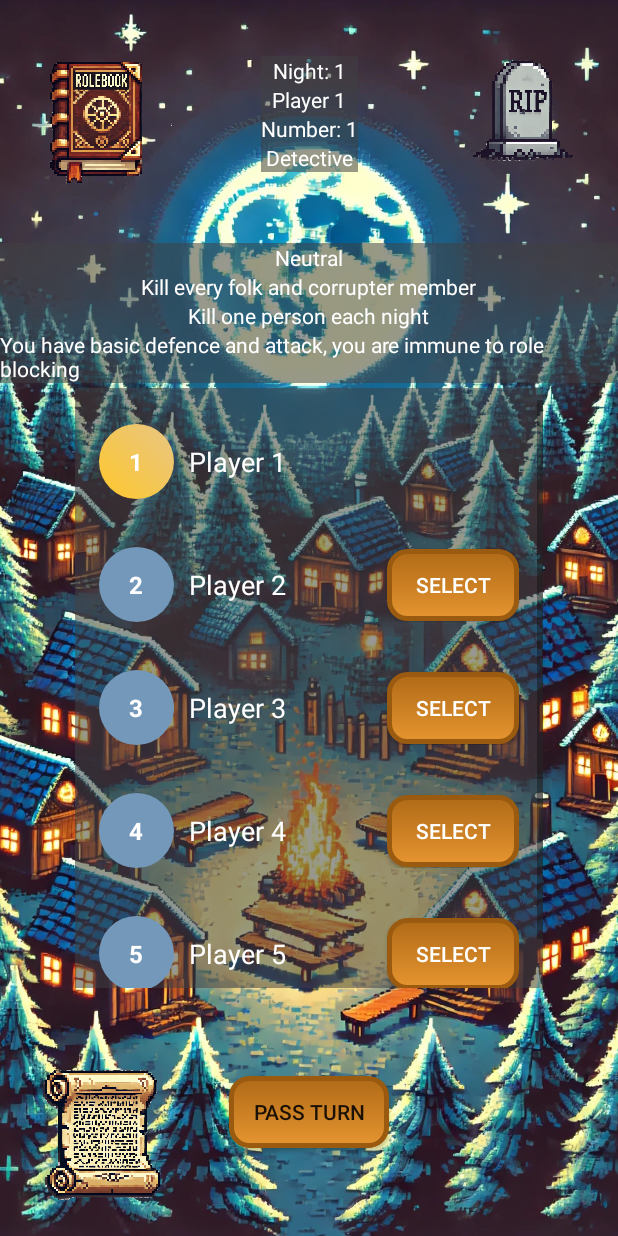
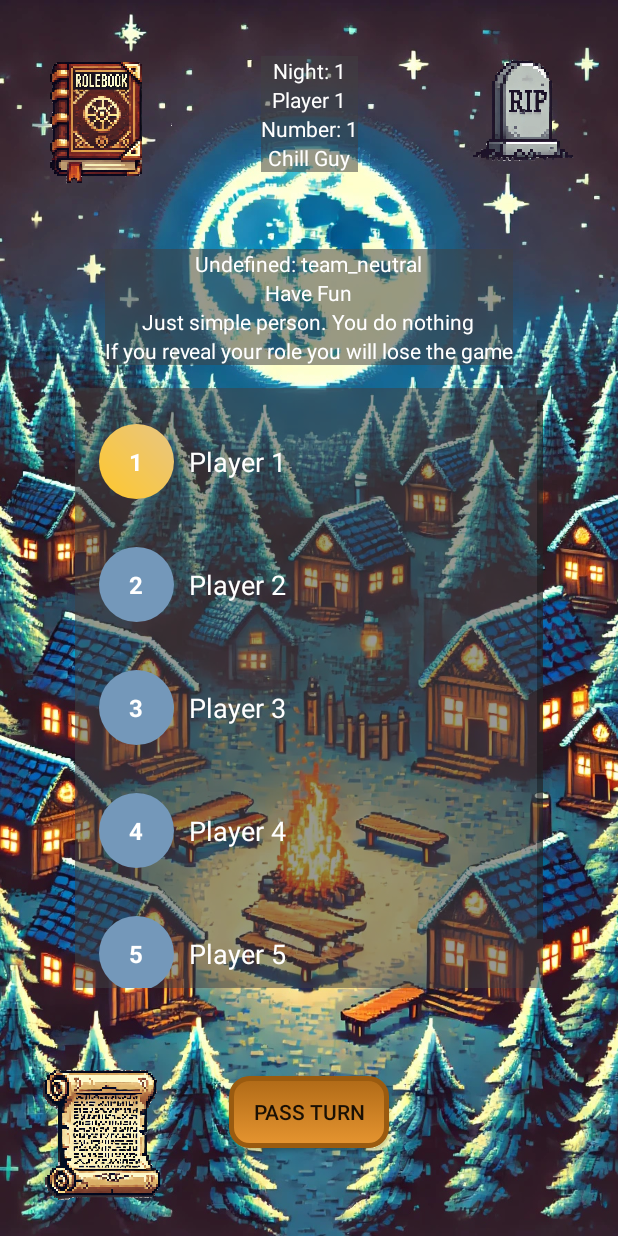
Before and after one commit to Tikky1/ShadowOfRoles_Mobile, an Android app: the PlayerNamesActivity screen opened directly, with no data from a screen before it, after a tap on "START GAME", on a phone screen of 412 x 824 dp. Run offline under Robolectric (Android 15) with nearby library versions, the phone set to English and light mode, and no system bars.

Commit message:
some fixes

```diff
--- a/app/src/main/java/com/rolegame/game/models/roles/templates/RoleTemplate.java
+++ b/app/src/main/java/com/rolegame/game/models/roles/templates/RoleTemplate.java
@@ -20,6 +20,8 @@
     protected boolean isRoleBlockImmune;
     protected AbilityType abilityType;
     private final boolean hasNormalWinCondition;
+
+    protected final LanguageManager languageManager = LanguageManager.getInstance();
 
     public RoleTemplate(RoleID id, AbilityType abilityType, RolePriority rolePriority, RoleCategory roleCategory,
                         Team team, double attack ,double defence, boolean isRoleBlockImmune, boolean hasNormalWinCondition) {
@@ -82,11 +84,11 @@
     }
 
     public final String getAttributes() {
-        return LanguageManager.getInstance().getText(id.toString()+"_attributes");
+        return languageManager.getText( languageManager.enumToStringXml(id.name() + "_attributes"));
     }
 
     public final String getAbilities() {
-        return LanguageManager.getInstance().getText(id.toString()+"_abilities");
+        return languageManager.getText(languageManager.enumToStringXml(id.name())+"_abilities");
     }
 
     public abstract String getGoal();
@@ -97,6 +99,10 @@
 
     public final Team getTeam() {
         return team;
+    }
+
+    public final String getTeamText(){
+        return languageManager.getText("team_" + languageManager.enumToStringXml(team.name()));
     }
 
     public final double getAttack() {
--- a/app/src/main/java/com/rolegame/game/models/roles/templates/neutralroles/NeutralRole.java
+++ b/app/src/main/java/com/rolegame/game/models/roles/templates/neutralroles/NeutralRole.java
@@ -12,7 +12,7 @@
 
     @Override
     public String getGoal() {
-        return LanguageManager.getInstance().getText(id.toString() + "_goal");
+        return languageManager.getText(languageManager.enumToStringXml(id.name())+"_goal");
     }
 
     public abstract boolean canWinWithOtherTeams();
--- a/app/src/main/java/com/rolegame/game/ui/activities/GameActivity.java
+++ b/app/src/main/java/com/rolegame/game/ui/activities/GameActivity.java
@@ -8,6 +8,7 @@
 import android.view.ViewGroup;
 import android.widget.Button;
 import android.widget.ImageView;
+import android.widget.RelativeLayout;
 import android.widget.TextView;
 
 import androidx.appcompat.app.AlertDialog;
@@ -15,6 +16,8 @@
 import androidx.recyclerview.widget.LinearLayoutManager;
 import androidx.recyclerview.widget.RecyclerView;
 
+import com.rolegame.game.models.roles.enums.Team;
+import com.rolegame.game.models.roles.templates.RoleTemplate;
 import com.rolegame.game.ui.adapters.PlayersViewAdapter;
 import com.rolegame.game.R;
 import com.rolegame.game.gamestate.Time;
@@ -39,6 +42,8 @@
     private Button passTurnButton;
     private ImageView backgroundImage;
 
+    private RelativeLayout playerRoleInfoLayout;
+
 
     @Override
     protected void onCreate(Bundle savedInstanceState) {
@@ -54,6 +59,7 @@
         roleText = findViewById(R.id.roleText);
         passTurnButton = findViewById(R.id.pass_turn_button);
         backgroundImage = findViewById(R.id.backgroundImageGame);
+        playerRoleInfoLayout = findViewById(R.id.playerRoleInfoLayout);
 
 
         setTimeText();
@@ -63,8 +69,27 @@
         setAlivePlayersView();
         setPassTurnButtonOnClicked();
         setBackgroundImage();
+        setRoleInfoLayout();
 
     }
+
+    private void setRoleInfoLayout(){
+        RoleTemplate currentRole = gameService.getCurrentPlayer().getRole().getTemplate();
+
+        TextView teamText = playerRoleInfoLayout.findViewById(R.id.teamText);
+        teamText.setText(currentRole.getTeamText());
+
+        TextView goalText = playerRoleInfoLayout.findViewById(R.id.goalText);
+        goalText.setText(currentRole.getGoal());
+
+        TextView abilityText = playerRoleInfoLayout.findViewById(R.id.abilityText);
+        abilityText.setText(currentRole.getAbilities());
+
+        TextView attributesText = playerRoleInfoLayout.findViewById(R.id.attributesText);
+        attributesText.setText(currentRole.getAttributes());
+    }
+
+
 
     private void setTimeText(){
         String template = gameService.getTimeService().getTime() != Time.NIGHT ?
@@ -179,6 +204,7 @@
         setNumberText();
         setRoleText();
         setAlivePlayersView();
+        setRoleInfoLayout();
     }
 
 
--- a/app/src/main/res/values/strings.xml
+++ b/app/src/main/res/values/strings.xml
@@ -205,8 +205,10 @@
     <string name="voted_for_none">You did not voted for anybody</string>
     <string name="vote_execute">{playerName} ({roleName}) was hanged by majority vote</string>
 
-
-
+    <!-- Teams -->
+    <string name="team_corrupter">Corrupter</string>
+    <string name="team_folk">Folk</string>
+    <string name="team_Neutral">Neutral</string>
 
     <!-- Role Book-->
 
```
